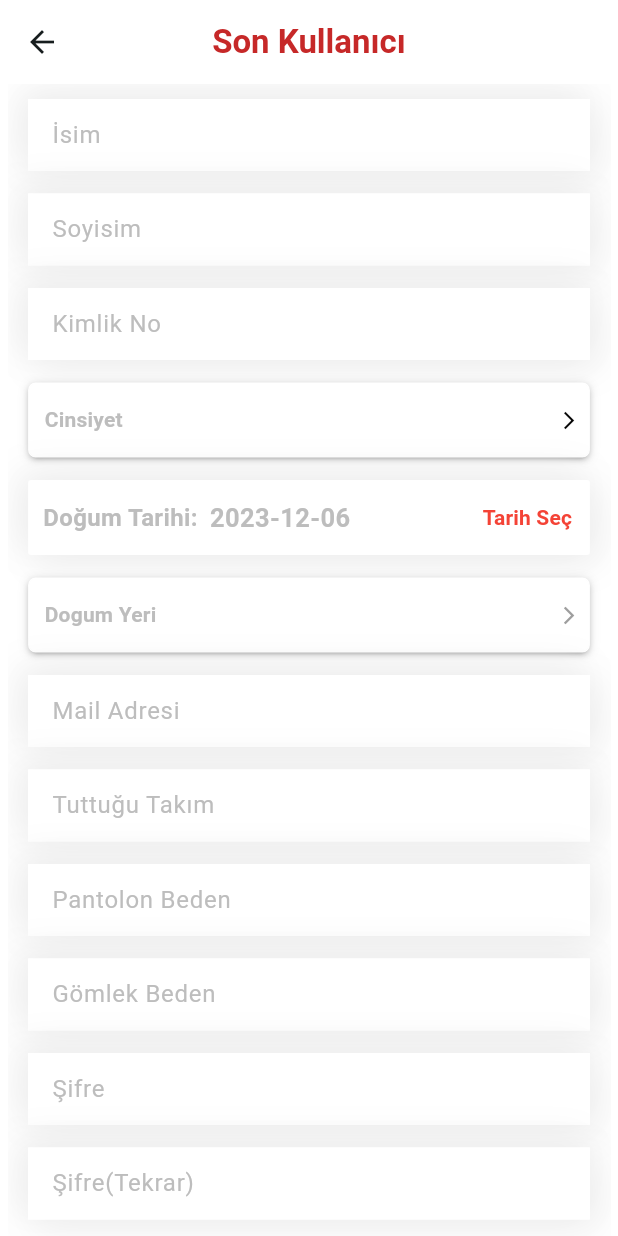
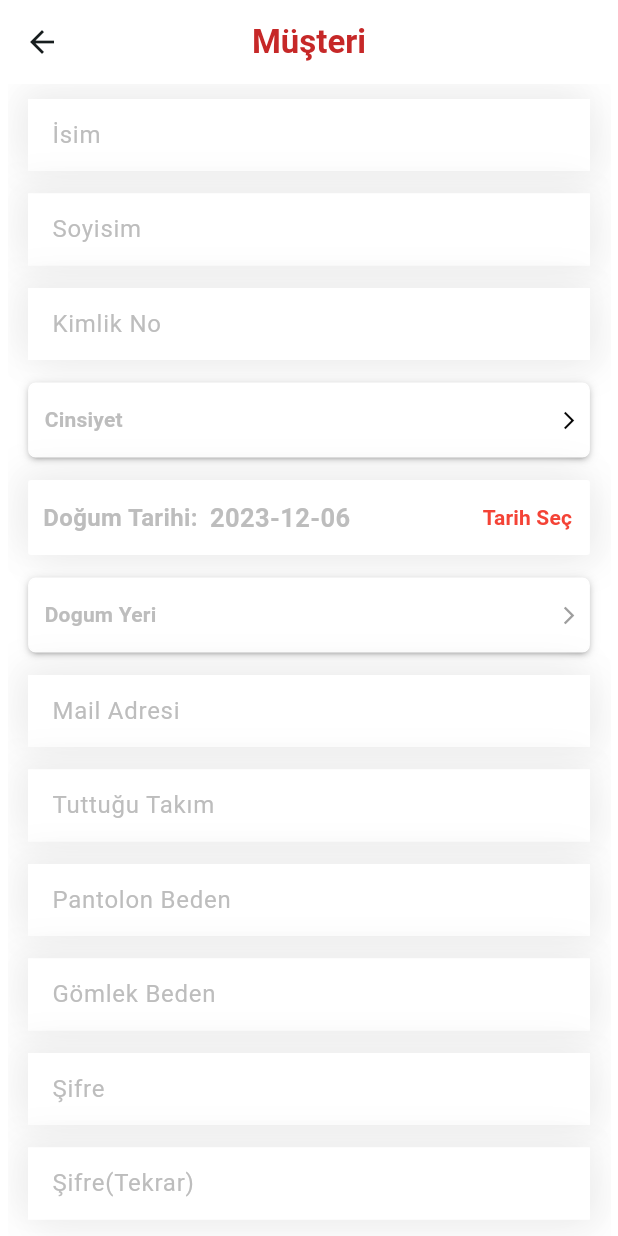
Before and after one commit to Mhmtgokmen/sokeun, a Flutter app: the SonKullaniciSayfa screen opened directly, on a phone screen of 412 x 824 dp. Run offline on Flutter 3.47's test engine with Material 3 defaults, Android fonts, the light colour scheme and no system bars; drawn by our look-alikes of dropdown_button2; our stand-ins replace dio, flutter_riverpod, hive, hive_flutter, permission_handler; missing offline and left inert: qr_code_scanner; accounts and stored records are empty; network calls fail.

Commit message:
Login ve register ui düzenlemeleri yapıldı. Hediye puan kazan sayfaları ui düzenlemeler yapıldı.

```diff
--- a/lib/screen/register/register_step_two/sonkullanicisayfasi.dart
+++ b/lib/screen/register/register_step_two/sonkullanicisayfasi.dart
@@ -151,7 +151,7 @@ class _SonKullaniciSayfaState extends ConsumerState<SonKullaniciSayfa> {
         backgroundColor: Colors.white,
         appBar: AppBar(
           title: Text(
-            "Son Kullanıcı",
+            "Müşteri",
             style:
                 TextStyle(color: Colors.red[800], fontWeight: FontWeight.bold),
           ),
@@ -170,7 +170,7 @@ class _SonKullaniciSayfaState extends ConsumerState<SonKullaniciSayfa> {
                       height: 10,
                     ),
 
-                    Sonkullanici(
+                    tutulantakim(
                         controller: isimmm,
                         hintext: "İsim",
                         obscurttext: false),
@@ -179,7 +179,7 @@ class _SonKullaniciSayfaState extends ConsumerState<SonKullaniciSayfa> {
                       height: 15,
                     ),
 
-                    Sonkullanici(
+                    tutulantakim(
                         controller: soyisimmm,
                         hintext: "Soyisim",
                         obscurttext: false),
@@ -503,7 +503,7 @@ class _SonKullaniciSayfaState extends ConsumerState<SonKullaniciSayfa> {
                       height: 15,
                     ),
 
-                    Sonkullanici(
+                    tutulantakim(
                         controller: mailadresii,
                         hintext: "Mail Adresi",
                         obscurttext: false),
@@ -514,7 +514,7 @@ class _SonKullaniciSayfaState extends ConsumerState<SonKullaniciSayfa> {
 
                     // Sonkullanici(controller: cinsiyet, hintext: "Cinsiyet", obscurttext: false),
 
-                    Sonkullanici(
+                    tutulantakim(
                         controller: tuttugutakimmm,
                         hintext: "Tuttuğu Takım",
                         obscurttext: false),
@@ -541,7 +541,7 @@ class _SonKullaniciSayfaState extends ConsumerState<SonKullaniciSayfa> {
                       height: 15,
                     ),
 
-                    Sifreeeeekontrol(
+                    Sonkullanici(
                         controller: sifreee,
                         hintext: "Şifre",
                         obscurttext: false),
@@ -550,7 +550,7 @@ class _SonKullaniciSayfaState extends ConsumerState<SonKullaniciSayfa> {
                       height: 15,
                     ),
 
-                    Sifreeeeekontrol(
+                    Sonkullanici(
                         controller: tekrarsifreee,
                         hintext: "Şifre(Tekrar)",
                         obscurttext: false),
@@ -629,7 +629,7 @@ class Sonkullanici extends StatelessWidget {
           ],
         ),
         child: TextFormField(
-          keyboardType: TextInputType.text,
+          keyboardType: TextInputType.number,
           controller: controller,
           obscureText: obscurttext,
           validator: advalidate,
@@ -845,3 +845,67 @@ class Sifreeeeekontrol extends StatelessWidget {
     );
   }
 }
+
+
+
+class tutulantakim extends StatelessWidget {
+  final TextEditingController controller;
+  final String hintext;
+  final bool obscurttext;
+
+  tutulantakim(
+      {super.key,
+        required this.controller,
+        required this.hintext,
+        required this.obscurttext});
+// Validator
+
+  String? advalidate(String? value) {
+    if (value == null || value.isEmpty) {
+      return "Zorunlu alan!!!";
+    }
+
+    return null;
+  }
+
+  @override
+  Widget build(BuildContext context) {
+    var ekranAyari = MediaQuery.of(context);
+    var ekrangenisligi = ekranAyari.size.width;
+    //
+    return SizedBox(
+      width: ekrangenisligi / 1.1,
+      child: Container(
+        decoration: BoxDecoration(
+          color: Colors.white,
+          boxShadow: [
+            BoxShadow(
+              color: Colors.grey.shade200,
+              offset: const Offset(5.0, 5.0),
+              blurRadius: 20,
+              spreadRadius: 1.0,
+            ),
+            BoxShadow(
+              color: Colors.grey.shade200,
+              offset: const Offset(-5.0, -5.0),
+              blurRadius: 20,
+              spreadRadius: 1.0,
+            ),
+          ],
+        ),
+        child: TextFormField(
+          keyboardType: TextInputType.text,
+          controller: controller,
+          obscureText: obscurttext,
+          validator: advalidate,
+          decoration: InputDecoration(
+              border: InputBorder.none,
+              filled: true,
+              fillColor: Colors.white,
+              hintText: hintext,
+              hintStyle: TextStyle(color: Colors.grey.shade400)),
+        ),
+      ),
+    );
+  }
+}
```
Also changed, not shown: lib/screen/home/puankazanTabbar/cekilis.dart (+9 -2 lines), lib/screen/home/puankazanTabbar/earn_by_code.dart (+11 -2 lines), lib/screen/register/register_contact_info.dart (+19 -6 lines), lib/screen/register/register_step_two/bayisayfasiscreeen.dart (+4 -3 lines), lib/screen/register/register_step_two/ustasayfasidogrulama.dart (+5 -4 lines), lib/splash/splash_screen.dart (deleted, +0 -131 lines), pubspec.lock.
